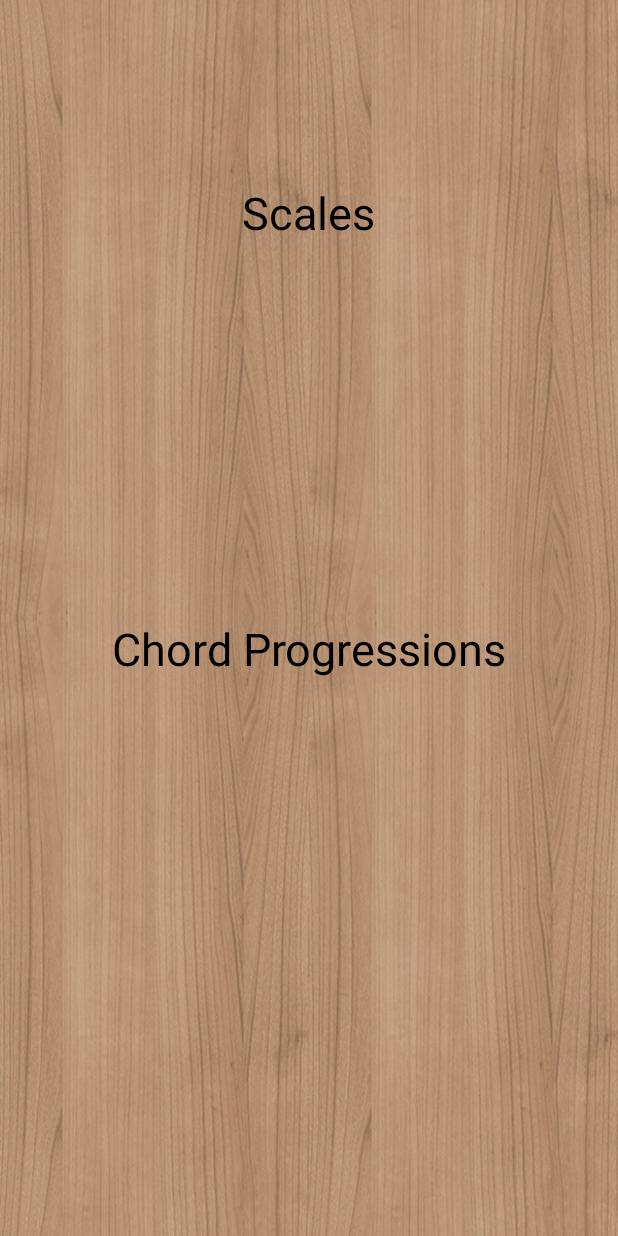
After one commit to cs-4518/fp, an Android app: the layout activity_chord_progression.xml on its own in the app's theme, with its tools: preview values and no code run, on a phone screen of 412 x 824 dp. The commit adds this screen. Run offline under Robolectric (Android 15) with nearby library versions, the phone set to English and light mode, and no system bars.

Commit message:
Lewis branch actual hi (#11)
* Lewis Logic

* Run autoformat, update Manifest, update button functionality

Co-authored-by: Elie Hess <eliemhess@gmail.com>

```diff
--- a/app/build.gradle
+++ b/app/build.gradle
@@ -25,4 +25,5 @@ dependencies {
     testImplementation 'junit:junit:4.12'
     androidTestImplementation 'com.android.support.test:runner:1.0.2'
     androidTestImplementation 'com.android.support.test.espresso:espresso-core:3.0.2'
+    implementation fileTree(dir: 'libs', include: ['*.aar', '*.jar'], exclude: [])
 }
--- /dev/null
+++ b/app/src/main/res/layout/activity_chord_progression.xml
@@ -0,0 +1,71 @@
+<?xml version="1.0" encoding="utf-8"?>
+
+<LinearLayout xmlns:android="http://schemas.android.com/apk/res/android"
+    xmlns:app="http://schemas.android.com/apk/res-auto"
+    android:layout_width="match_parent"
+    android:layout_height="match_parent"
+    android:background="@drawable/wood"
+    android:gravity="center"
+    android:orientation="vertical"
+    app:layout_constraintBottom_toBottomOf="parent"
+    app:layout_constraintEnd_toEndOf="parent"
+    app:layout_constraintStart_toStartOf="parent"
+    app:layout_constraintTop_toTopOf="parent">
+
+    <TextView
+        android:id="@+id/title"
+        android:layout_width="wrap_content"
+        android:layout_height="wrap_content"
+        android:text="@string/scales_text"
+        android:textColor="#000000"
+        android:textSize="30sp" />
+
+    <ScrollView
+        android:id="@+id/scaleScroll"
+        android:layout_width="wrap_content"
+        android:layout_height="250dp">
+
+        <LinearLayout
+            android:layout_width="match_parent"
+            android:layout_height="match_parent"
+            android:gravity="start"
+            android:orientation="vertical">
+
+            <TextView
+                android:id="@+id/scales"
+                android:layout_width="wrap_content"
+                android:layout_height="wrap_content"
+                android:textColor="#000000"
+                android:textSize="24sp" />
+        </LinearLayout>
+    </ScrollView>
+
+    <TextView
+        android:id="@+id/chordTitle"
+        android:layout_width="wrap_content"
+        android:layout_height="wrap_content"
+        android:text="@string/chord_progressions"
+        android:textColor="#000000"
+        android:textSize="30sp" />
+
+    <ScrollView
+        android:id="@+id/chordScroll"
+        android:layout_width="wrap_content"
+        android:layout_height="250dp">
+
+        <LinearLayout
+            android:layout_width="match_parent"
+            android:layout_height="match_parent"
+            android:gravity="start"
+            android:orientation="vertical">
+
+            <TextView
+                android:id="@+id/chords"
+                android:layout_width="wrap_content"
+                android:layout_height="wrap_content"
+                android:textColor="#000000"
+                android:textSize="24sp" />
+        </LinearLayout>
+    </ScrollView>
+
+</LinearLayout>
--- a/app/src/main/res/layout/activity_main.xml
+++ b/app/src/main/res/layout/activity_main.xml
@@ -56,6 +56,7 @@
         android:id="@+id/storageText1"
         android:layout_width="wrap_content"
         android:layout_height="wrap_content"
+        android:textColor="#000000"
         android:textSize="24sp" />
 
     <TextView
@@ -69,6 +70,7 @@
         android:id="@+id/storageText3"
         android:layout_width="wrap_content"
         android:layout_height="wrap_content"
+        android:textColor="#000000"
         android:textSize="24sp" />
 
     <LinearLayout
@@ -90,12 +92,12 @@
             android:textColor="#000000" />
 
         <Button
-            android:id="@+id/newButton"
+            android:id="@+id/chordProgressionButton"
             android:layout_width="wrap_content"
             android:layout_height="wrap_content"
             android:layout_marginStart="32dp"
             android:background="@drawable/button_background"
-            android:onClick="clear"
+            android:onClick="showInfo"
             android:text="@string/new_button"
             android:textColor="#000000" />
     </LinearLayout>
--- a/app/src/main/res/values/strings.xml
+++ b/app/src/main/res/values/strings.xml
@@ -3,5 +3,8 @@
     <string name="default_message">No pitch detected</string>
     <string name="store">Store</string>
     <string name="clear">Clear</string>
-    <string name="new_button">New Button</string>
+    <string name="new_button">Show Info</string>
+    <string name="scales_text">Scales</string>
+    <string name="chord_progressions">Chord Progressions</string>
+    <string name="chord_progression_activity_name">Chord Progression Activity</string>
 </resources>
```
Also changed, not shown: app/src/main/AndroidManifest.xml (+10 -1 lines), app/src/main/java/android/example/cs4518fp/ChordProgressionActivity.java (added, +315 -0 lines), app/src/main/java/android/example/cs4518fp/MainActivity.java (+64 -2 lines).
